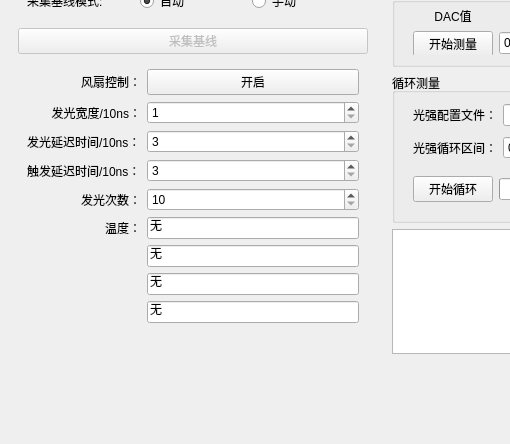
First picture: the form in mainwindow.ui, repository MrXiaomao/LEDControl2, before the edit; both pictures show x 0 to 510 and y 207 to 651 of the 1157 by 651 pixel window.
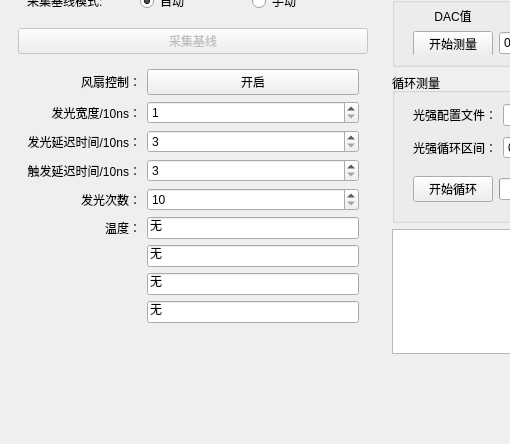
Second picture: the form after the edit.

Commit message: 暂时屏蔽温度监测，界面控件隐藏丢包检测按钮与温度现实框

Patch:
```diff
--- a/mainwindow.ui
+++ b/mainwindow.ui
@@ -114,7 +114,7 @@
        <item>
         <widget class="QWidget" name="widget" native="true">
          <property name="sizePolicy">
-          <sizepolicy hsizetype="Preferred" vsizetype="Expanding">
+          <sizepolicy hsizetype="Minimum" vsizetype="Expanding">
            <horstretch>0</horstretch>
            <verstretch>0</verstretch>
           </sizepolicy>
@@ -214,6 +214,9 @@
             <property name="text">
              <string>发光延迟时间/10ns：</string>
             </property>
+            <property name="alignment">
+             <set>Qt::AlignRight|Qt::AlignTrailing|Qt::AlignVCenter</set>
+            </property>
            </widget>
           </item>
           <item row="3" column="0">
@@ -221,6 +224,9 @@
             <property name="text">
              <string>触发延迟时间/10ns：</string>
             </property>
+            <property name="alignment">
+             <set>Qt::AlignRight|Qt::AlignTrailing|Qt::AlignVCenter</set>
+            </property>
            </widget>
           </item>
           <item row="2" column="1">
```
Left out of the diff: 14 changed lines with no effect on the pictures. The commit also changes 3 other files.
